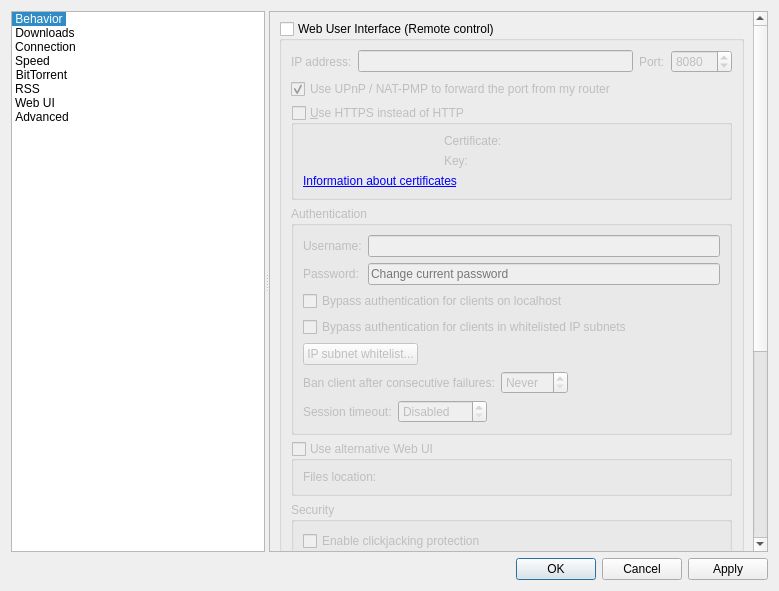
Old version of the form src/gui/optionsdialog.ui in the repository SysAdminDoc/qBittorrent-Vanced.
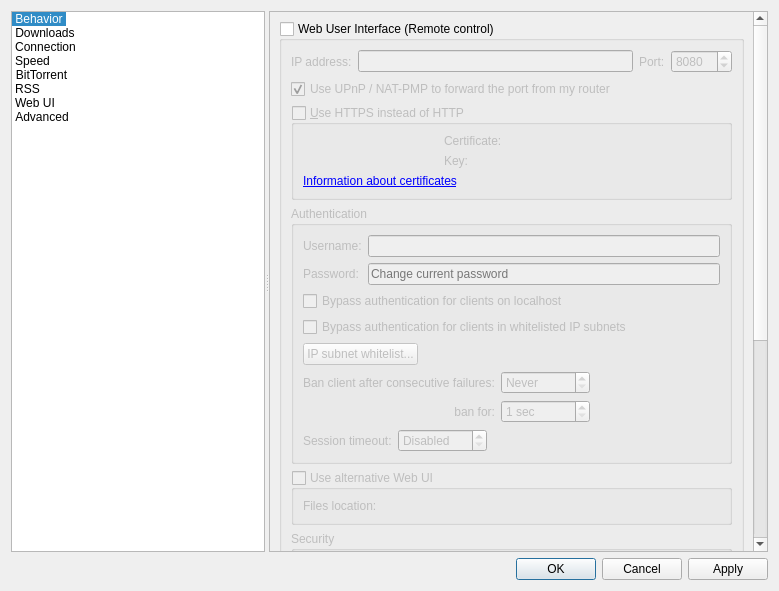
New version of the form. The open tabs and pages were chosen to show the change. Custom widgets are drawn as their Qt base class.

Commit message: Expose WebUI ban duration to users

```diff
--- a/src/gui/optionsdialog.ui
+++ b/src/gui/optionsdialog.ui
@@ -2987,25 +2987,15 @@
                    </widget>
                   </item>
                   <item>
-                   <layout class="QHBoxLayout" name="horizontalLayout_19">
-                    <item>
+                   <layout class="QGridLayout" name="gridLayout_10">
+                    <item row="0" column="0">
                      <widget class="QLabel" name="lblBanCounter">
                       <property name="text">
                        <string>Ban client after consecutive failures:</string>
                       </property>
                      </widget>
                     </item>
-                    <item>
-                     <widget class="QSpinBox" name="spinBanCounter">
-                      <property name="specialValueText">
-                       <string>Never</string>
-                      </property>
-                      <property name="maximum">
-                       <number>2147483647</number>
-                      </property>
-                     </widget>
-                    </item>
-                    <item>
+                    <item row="0" column="2">
                      <spacer name="horizontalSpacer_15">
                       <property name="orientation">
                        <enum>Qt::Horizontal</enum>
@@ -3018,6 +3008,39 @@
                       </property>
                      </spacer>
                     </item>
+                    <item row="0" column="1">
+                     <widget class="QSpinBox" name="spinBanCounter">
+                      <property name="specialValueText">
+                       <string>Never</string>
+                      </property>
+                      <property name="maximum">
+                       <number>2147483647</number>
+                      </property>
+                     </widget>
+                    </item>
+                    <item row="1" column="0">
+                     <widget class="QLabel" name="lblBanDuration">
+                      <property name="text">
+                       <string>ban for:</string>
+                      </property>
+                      <property name="alignment">
+                       <set>Qt::AlignRight|Qt::AlignTrailing|Qt::AlignVCenter</set>
+                      </property>
+                     </widget>
+                    </item>
+                    <item row="1" column="1">
+                     <widget class="QSpinBox" name="spinBanDuration">
+                      <property name="suffix">
+                       <string> sec</string>
+                      </property>
+                      <property name="minimum">
+                       <number>1</number>
+                      </property>
+                      <property name="maximum">
+                       <number>2147483647</number>
+                      </property>
+                     </widget>
+                    </item>
                    </layout>
                   </item>
                   <item>
```
The commit also changes 6 other files.
